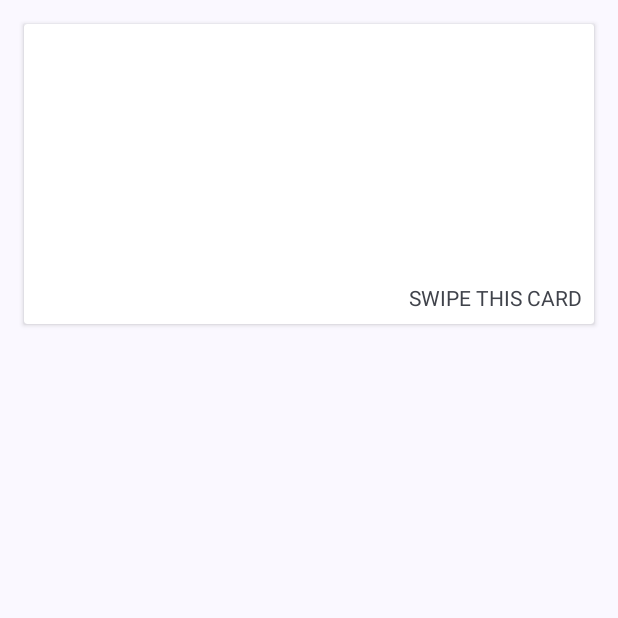
After one commit to dontjke/Material_design, an Android app: the fragment SwipeCardViewFragment placed in its activity, on a phone screen of 412 x 824 dp, the top half of it. The commit adds this screen. Run offline under Robolectric (Android 15) with nearby library versions, the phone set to English and light mode, and no system bars; pictures from the network do not load; Roboto replaces fonts that are not available here; 1 statement that could not run was skipped.

Commit message:
SwipeDismissBehavior Благодаря этому Behavior можно имплементировать смахивание в связке с CoordinatorLayout

```diff
--- a/app/src/main/java/com/example/material_design/view/drawer/BottomNavigationDrawerFragment.kt
+++ b/app/src/main/java/com/example/material_design/view/drawer/BottomNavigationDrawerFragment.kt
@@ -10,6 +10,7 @@ import com.example.material_design.R
 import com.example.material_design.databinding.BottomNavigationLayoutBinding
 import com.example.material_design.view.scrolling.ScrollingFragment
 import com.example.material_design.view.settings.SettingsFragment
+import com.example.material_design.view.swipecard.SwipeCardViewFragment
 import com.google.android.material.bottomsheet.BottomSheetDialogFragment
 
 class BottomNavigationDrawerFragment: BottomSheetDialogFragment() {
@@ -39,7 +40,12 @@ class BottomNavigationDrawerFragment: BottomSheetDialogFragment() {
 
                 }
                 R.id.navigation_two -> {
-                    Toast.makeText(context,"2",Toast.LENGTH_SHORT).show()
+                    requireActivity().supportFragmentManager
+                        .beginTransaction()
+                        .hide(this)
+                        .replace(R.id.container, SwipeCardViewFragment.newInstance())
+                        .addToBackStack("")
+                        .commit()
                 }
             }
             true
--- /dev/null
+++ b/app/src/main/java/com/example/material_design/view/swipecard/SwipeCardViewFragment.kt
@@ -0,0 +1,55 @@
+package com.example.material_design.view.swipecard
+
+import android.os.Bundle
+import android.view.LayoutInflater
+import android.view.View
+import android.view.ViewGroup
+import android.widget.Toast
+import androidx.cardview.widget.CardView
+import androidx.coordinatorlayout.widget.CoordinatorLayout
+import androidx.fragment.app.Fragment
+import com.example.material_design.databinding.FragmentCardViewBinding
+import com.google.android.material.behavior.SwipeDismissBehavior
+
+
+class SwipeCardViewFragment : Fragment() {
+    private var _binding: FragmentCardViewBinding? = null
+    private val binding get() = _binding!!
+
+    override fun onCreateView(
+        inflater: LayoutInflater, container: ViewGroup?,
+        savedInstanceState: Bundle?
+    ): View {
+        _binding = FragmentCardViewBinding.inflate(inflater, container, false)
+        return binding.root
+    }
+
+    override fun onViewCreated(view: View, savedInstanceState: Bundle?) {
+        super.onViewCreated(view, savedInstanceState)
+
+        val mCardView: View = binding.swipeCardView
+        val swipe: SwipeDismissBehavior<CardView?> = SwipeDismissBehavior<CardView?>()
+        swipe.setSwipeDirection(SwipeDismissBehavior.SWIPE_DIRECTION_ANY)
+        swipe.listener = object : SwipeDismissBehavior.OnDismissListener {
+            override fun onDismiss(view: View?) {
+                Toast.makeText(context, "Card swiped !!", Toast.LENGTH_SHORT).show()
+            }
+
+            override fun onDragStateChanged(state: Int) {}
+        }
+
+        val coordinatorParams: CoordinatorLayout.LayoutParams =
+            mCardView.layoutParams as CoordinatorLayout.LayoutParams
+        coordinatorParams.behavior = swipe
+
+    }
+
+    override fun onDestroy() {
+        super.onDestroy()
+        _binding = null
+    }
+
+    companion object {
+        fun newInstance() = SwipeCardViewFragment()
+    }
+}
--- /dev/null
+++ b/app/src/main/res/layout/fragment_card_view.xml
@@ -0,0 +1,24 @@
+<?xml version="1.0" encoding="utf-8"?>
+<androidx.coordinatorlayout.widget.CoordinatorLayout xmlns:android="http://schemas.android.com/apk/res/android"
+    android:layout_width="match_parent"
+    android:layout_height="match_parent"
+    xmlns:app="http://schemas.android.com/apk/res-auto"
+    android:orientation="vertical">
+
+    <androidx.cardview.widget.CardView
+        android:id="@+id/swipe_card_view"
+        android:layout_width="match_parent"
+        android:layout_height="200dp"
+        app:contentPadding="8dp"
+        android:layout_margin="16dp"
+        app:layout_anchorGravity="bottom">
+
+        <TextView
+            android:layout_width="wrap_content"
+            android:layout_height="wrap_content"
+            android:text="@string/swipe_this_card"
+            android:textAllCaps="true"
+            android:layout_gravity="bottom|end"/>
+    </androidx.cardview.widget.CardView>
+
+</androidx.coordinatorlayout.widget.CoordinatorLayout>
--- a/app/src/main/res/layout/layout_collapsing_toolbar.xml
+++ b/app/src/main/res/layout/layout_collapsing_toolbar.xml
@@ -31,7 +31,6 @@
 
         </com.google.android.material.appbar.CollapsingToolbarLayout>
     </com.google.android.material.appbar.AppBarLayout>
-
     <androidx.core.widget.NestedScrollView
         android:layout_width="match_parent"
         android:layout_height="match_parent"
@@ -53,5 +52,4 @@
         app:layout_anchor="@id/app_bar"
         app:layout_anchorGravity="bottom|end"
         app:srcCompat="@android:drawable/ic_dialog_email" />
-
 </androidx.coordinatorlayout.widget.CoordinatorLayout>
--- a/app/src/main/res/menu/menu_bottom_navigation.xml
+++ b/app/src/main/res/menu/menu_bottom_navigation.xml
@@ -11,7 +11,7 @@
     <item
         android:id="@+id/navigation_two"
         android:icon="@drawable/ic_settings_menu"
-        android:title="@string/action_settings"
+        android:title="@string/swipeCardView"
          />
     </group>
     <group android:checkableBehavior="none"
--- a/app/src/main/res/values/strings.xml
+++ b/app/src/main/res/values/strings.xml
@@ -114,5 +114,7 @@
         "when a user tries to pick up one of cards.\n\n"
     </string>
     <string name="scrolling">Scrolling</string>
+    <string name="swipe_this_card">SWIPE THIS CARD</string>
+    <string name="swipeCardView">Swipe CardView</string>
 
 </resources>
```
